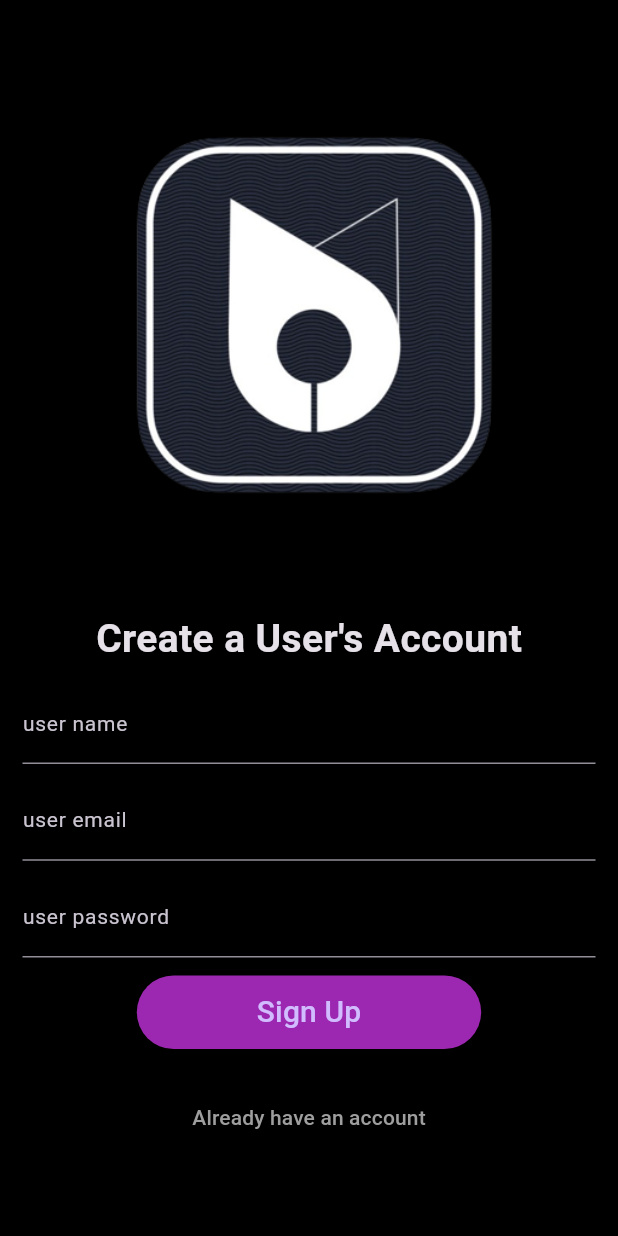
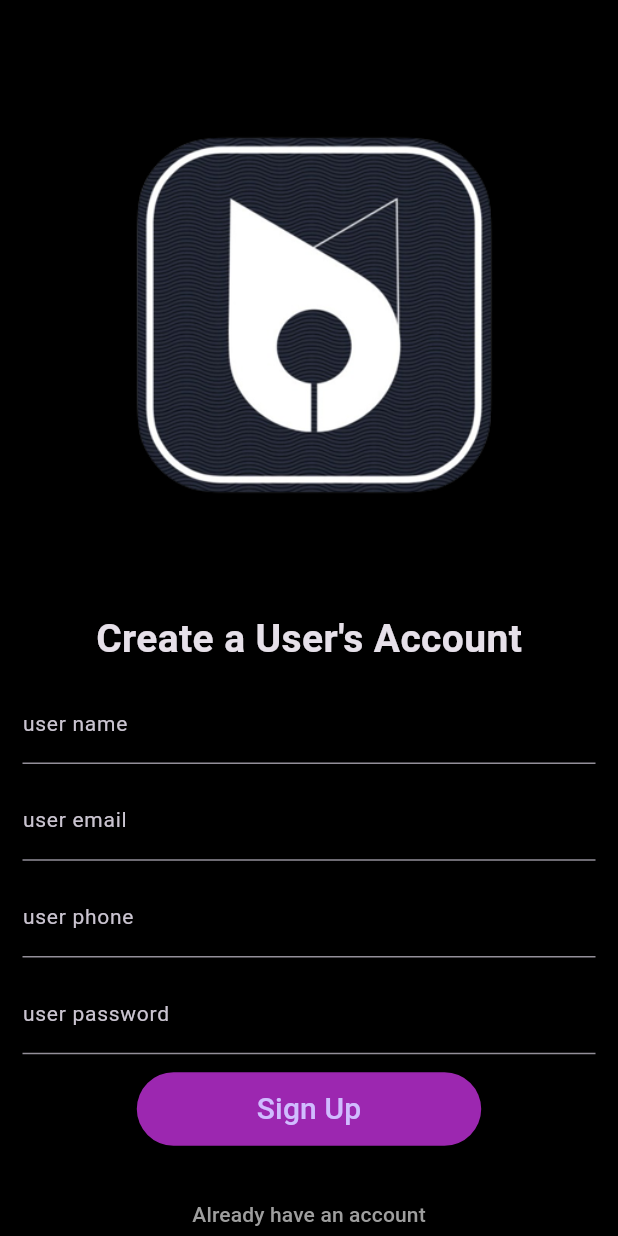
Before and after one commit to ynnuSunny/user_app, a Flutter app: the SignUpScreen screen opened directly, on a phone screen of 412 x 824 dp. Run offline on Flutter 3.47's test engine with Material 3 defaults, Android fonts, the phone set to English and light mode, and no system bars.

Commit message:
add user number

```diff
--- a/lib/authentication/signup_screen.dart
+++ b/lib/authentication/signup_screen.dart
@@ -11,6 +11,7 @@ class SignUpScreen extends StatefulWidget {
 class _SignUpScreenState extends State<SignUpScreen> {
   TextEditingController userNameTextEditingController = TextEditingController();
   TextEditingController emailTextEditingController = TextEditingController();
+  TextEditingController phoneTextEditingController = TextEditingController();
   TextEditingController passwordTextEditingController = TextEditingController();
 
   @override
@@ -52,6 +53,21 @@ class _SignUpScreenState extends State<SignUpScreen> {
                         keyboardType: TextInputType.emailAddress,
                         decoration: const InputDecoration(
                           labelText: "user email",
+                          labelStyle: TextStyle(
+                            fontSize: 14,
+                          ),
+
+                        ),
+                        style: const TextStyle(
+                            color: Colors.grey
+                        ),
+                      ),
+                      const SizedBox(height: 10,),
+                      TextField(
+                        controller: phoneTextEditingController,
+                        keyboardType: TextInputType.phone,
+                        decoration: const InputDecoration(
+                          labelText: "user phone",
                           labelStyle: TextStyle(
                             fontSize: 14,
                           ),
--- a/lib/main.dart
+++ b/lib/main.dart
@@ -1,4 +1,5 @@
 import 'package:flutter/material.dart';
+import 'package:user_app/authentication/login_screen.dart';
 import 'package:user_app/authentication/signup_screen.dart';
 
 void main() {
@@ -17,7 +18,7 @@ class MyApp extends StatelessWidget {
       theme: ThemeData.dark().copyWith(
         scaffoldBackgroundColor: Colors.black
       ),
-      home: const SignUpScreen(),
+      home: const LoginScreen(),
     );
   }
 }
```
